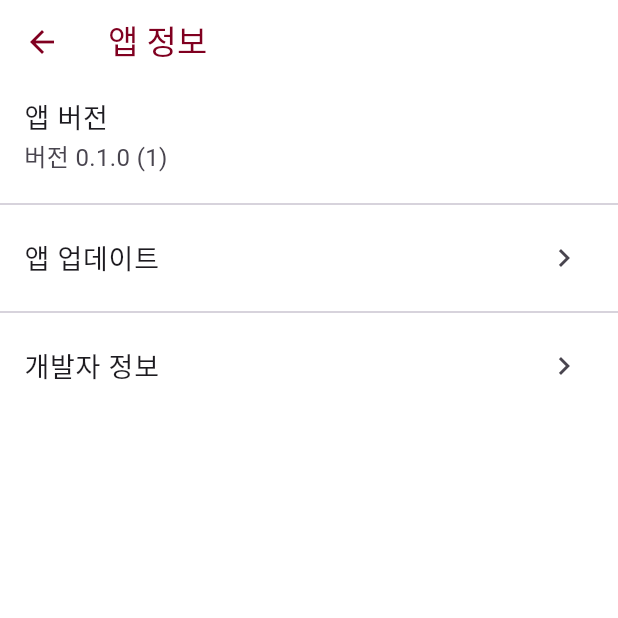
After one commit to TaeBbong/chungmo-app, a Flutter app: the AboutPage screen opened by its route, on a phone screen of 412 x 824 dp, the top half of it. The commit adds this screen. Run offline on Flutter 3.47's test engine with Material 3 defaults, Android fonts, the phone set to English and light mode, and no system bars; our stand-ins replace dio, freezed_annotation, get, get_it, injectable, lottie and 3 more; missing offline and left inert: dotlottie_loader; accounts and stored records are empty.

Commit message:
feat: add about_page

```diff
--- a/lib/main.dart
+++ b/lib/main.dart
@@ -4,6 +4,8 @@ import 'package:get/get.dart';
 
 import 'core/di/di.dart';
 import 'core/env.dart';
+import 'presentation/pages/about_page.dart';
+import 'presentation/pages/abouts/developer_info_page.dart';
 import 'presentation/pages/calendar_page.dart';
 import 'presentation/pages/create_page.dart';
 import 'presentation/pages/detail_page.dart';
@@ -42,6 +44,8 @@ class MainApp extends StatelessWidget {
         // ignore: prefer_const_constructors
         '/calendar': (context) => CalendarPage(),
         '/detail': (context) => DetailPage(),
+        '/about': (context) => AboutPage(),
+        '/about/developer_info': (context) => DeveloperInfoPage(),
       },
     );
   }
--- /dev/null
+++ b/lib/presentation/pages/about_page.dart
@@ -0,0 +1,62 @@
+import 'package:flutter/material.dart';
+import 'package:get/get.dart';
+import 'package:package_info_plus/package_info_plus.dart';
+
+class AboutPage extends StatelessWidget {
+  const AboutPage({super.key});
+
+  @override
+  Widget build(BuildContext context) {
+    return Scaffold(
+      appBar: AppBar(title: const Text('앱 정보')),
+      body: FutureBuilder<PackageInfo>(
+        future: PackageInfo.fromPlatform(),
+        builder: (context, snapshot) {
+          final version = snapshot.hasData
+              ? '버전 ${snapshot.data!.version} (${snapshot.data!.buildNumber})'
+              : '버전 정보 불러오는 중...';
+
+          return ListView(
+            children: [
+              ListTile(
+                title: const Text('앱 버전'),
+                subtitle: Text(version),
+              ),
+              const Divider(),
+              // ListTile(
+              //   title: const Text('오픈 소스 라이브러리'),
+              //   trailing: const Icon(Icons.chevron_right),
+              //   onTap: () => Get.toNamed('/open_source'),
+              // ),
+              ListTile(
+                title: const Text('앱 업데이트'),
+                trailing: const Icon(Icons.chevron_right),
+                onTap: () {
+                  // TODO: 앱 업데이트 체크 로직 추가
+                  Get.snackbar('알림', '최신 버전입니다.');
+                },
+              ),
+              // const Divider(),
+              // ListTile(
+              //   title: const Text('개인정보처리방침'),
+              //   trailing: const Icon(Icons.chevron_right),
+              //   onTap: () => Get.toNamed('/privacy_policy'),
+              // ),
+              // ListTile(
+              //   title: const Text('이용 약관'),
+              //   trailing: const Icon(Icons.chevron_right),
+              //   onTap: () => Get.toNamed('/terms_of_service'),
+              // ),
+              const Divider(),
+              ListTile(
+                title: const Text('개발자 정보'),
+                trailing: const Icon(Icons.chevron_right),
+                onTap: () => Get.toNamed('/about/developer_info'),
+              ),
+            ],
+          );
+        },
+      ),
+    );
+  }
+}
--- /dev/null
+++ b/lib/presentation/pages/abouts/developer_info_page.dart
@@ -0,0 +1,13 @@
+import 'package:flutter/material.dart';
+
+class DeveloperInfoPage extends StatelessWidget {
+  const DeveloperInfoPage({super.key});
+
+  @override
+  Widget build(BuildContext context) {
+    return Scaffold(
+      appBar: AppBar(title: const Text('개발자 정보')),
+      body: const Center(child: Text('개발자: 권태형\n이메일: mok05289@naver.com')),
+    );
+  }
+}
--- a/pubspec.yaml
+++ b/pubspec.yaml
@@ -21,6 +21,7 @@ dependencies:
   intl: ^0.19.0
   json_annotation: ^4.9.0
   lottie: ^3.3.0
+  package_info_plus: ^8.3.0
   path: ^1.9.1
   sqflite: ^2.4.2
   table_calendar: ^3.1.3
```
Also changed, not shown: pubspec.lock.
